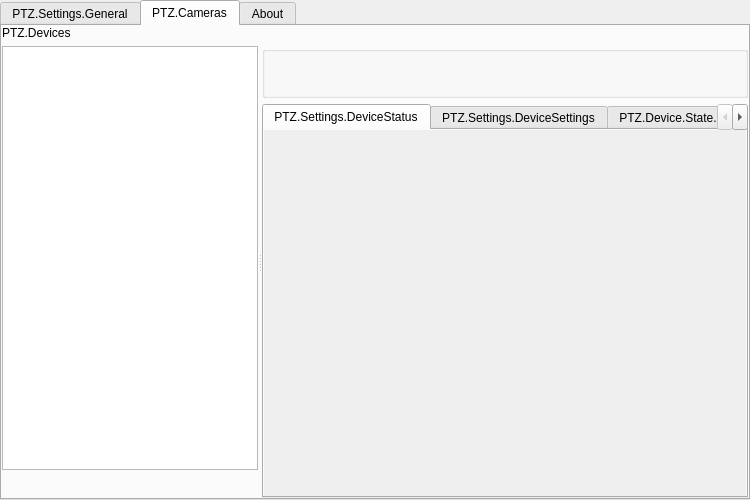
Above: src/settings.ui from glikely/obs-ptz before the change. Below: the same form after it.
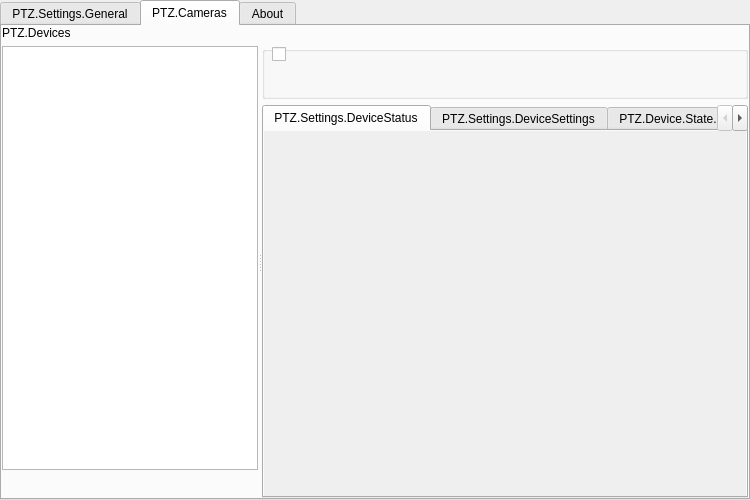
That is the form after the change. The open tabs and pages were chosen to show the change. Custom widgets are drawn as their Qt base class.

Commit message:
settings: let the status group's controls and video be put away
Add a checkbox at the left of the status line, which hides the controls
and video and brings them back, leaving only the status line. The video's
display isn't drawn while it is hidden. It is the theme's expand and
collapse checkbox, which the Sources list has for its groups (the
checkbox-icon and indicator-expand classes), so the theme draws and
sizes it as it does that one, and it is checked while the controls and
video are collapsed.

The edit to the form file:
```diff
--- a/src/settings.ui
+++ b/src/settings.ui
@@ -284,7 +284,20 @@
                <number>0</number>
               </property>
               <item>
-               <layout class="QHBoxLayout" name="headerLayout" stretch="1,0">
+               <layout class="QHBoxLayout" name="headerLayout" stretch="0,1,0">
+                <item>
+                 <widget class="QCheckBox" name="topToggle">
+                  <property name="sizePolicy">
+                   <sizepolicy hsizetype="Maximum" vsizetype="Maximum">
+                    <horstretch>0</horstretch>
+                    <verstretch>0</verstretch>
+                   </sizepolicy>
+                  </property>
+                  <property name="class" stdset="0">
+                   <string notr="true">checkbox-icon indicator-expand</string>
+                  </property>
+                 </widget>
+                </item>
                 <item>
                  <widget class="QLabel" name="statusHeader">
                   <property name="sizePolicy">
```
The commit also changes 2 other files.
